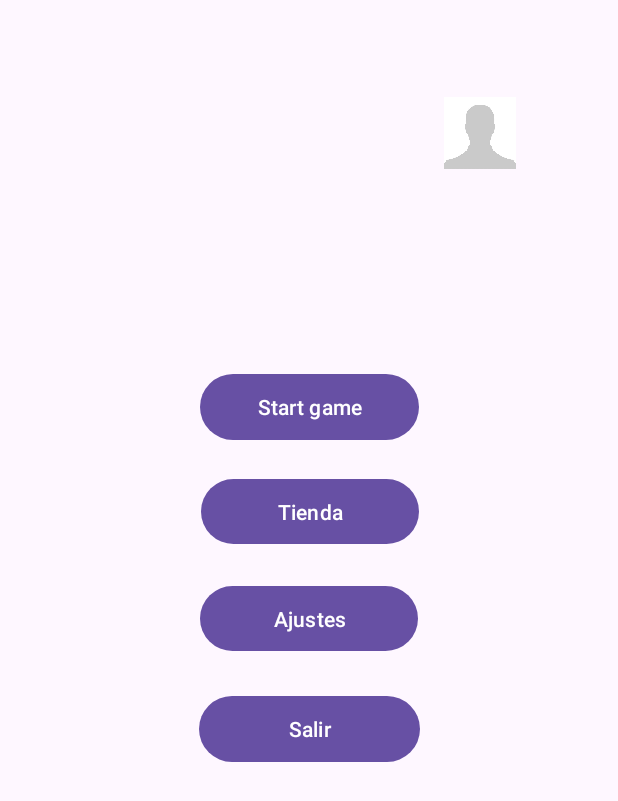
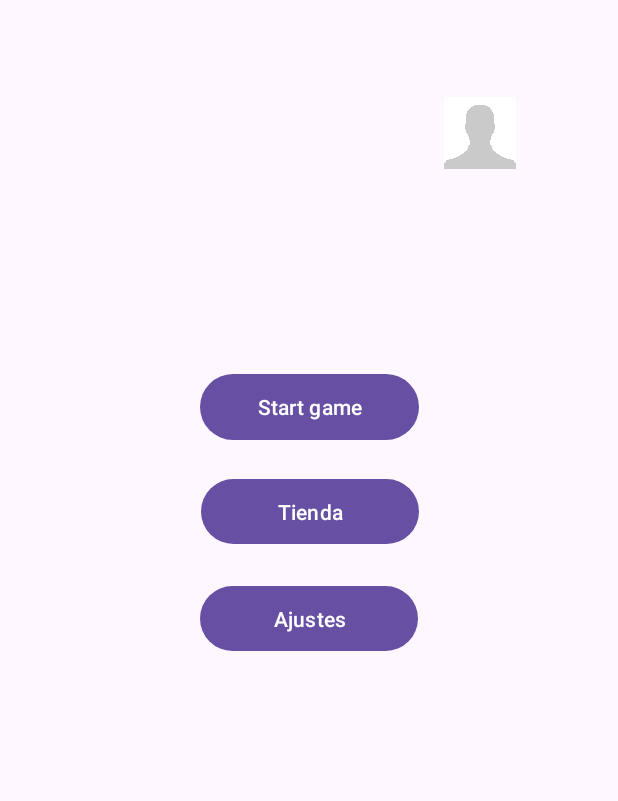
Before and after one commit to ElVaquilla/Proyecto_DSA-Android, an Android app: the MainMenu screen opened directly, with no data from a screen before it, on a phone screen of 412 x 824 dp. Shown: the top 801 px of the screen. Run offline under Robolectric (Android 15) with nearby library versions, the phone set to English and light mode, and no system bars.

Commit message:
eliminado boton salir en el main menu

```diff
--- a/app/src/main/java/com/example/login/MainMenu.java
+++ b/app/src/main/java/com/example/login/MainMenu.java
@@ -39,7 +39,4 @@ public class MainMenu extends AppCompatActivity {
     public void onSettingsClick(View view){
 
     }
-    public void onLeaveClick(View view){
-        finish();
-    }
 }
--- a/app/src/main/res/layout/activity_main_menu.xml
+++ b/app/src/main/res/layout/activity_main_menu.xml
@@ -43,18 +43,6 @@
         app:layout_constraintStart_toStartOf="parent"
         app:layout_constraintTop_toTopOf="parent" />
 
-    <Button
-        android:id="@+id/salir"
-        android:layout_width="147dp"
-        android:layout_height="52dp"
-        android:text="Salir"
-        android:onClick="onLeaveClick"
-        app:layout_constraintBottom_toBottomOf="parent"
-        app:layout_constraintEnd_toEndOf="parent"
-        app:layout_constraintStart_toStartOf="parent"
-        app:layout_constraintTop_toTopOf="parent"
-        app:layout_constraintVertical_bias="0.596" />
-
     <ImageButton
         android:id="@+id/profileButton"
         android:layout_width="48dp"
```
